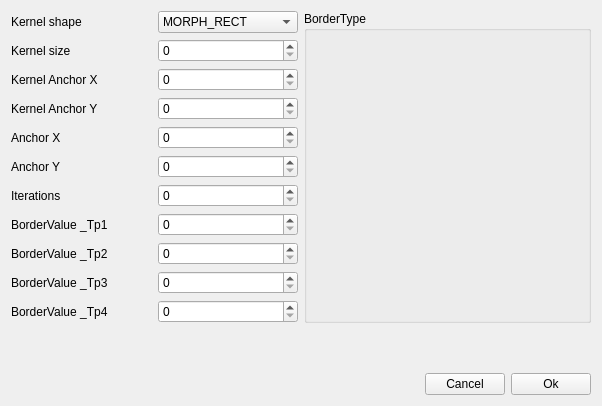
First picture: the form in UI/morphologypanel.ui, repository lzsz/VisualCV, before the edit.
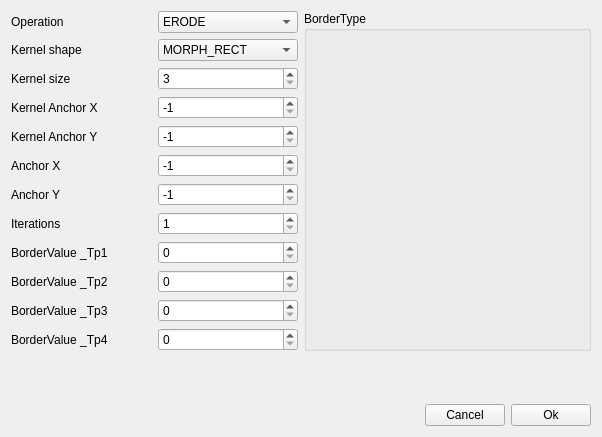
Second picture: the form after the edit.

Commit message: Add Morphology class.(morphology command) Connect morphology command/panel/menu.

```diff
--- a/UI/morphologypanel.ui
+++ b/UI/morphologypanel.ui
@@ -7,7 +7,7 @@
     <x>0</x>
     <y>0</y>
     <width>602</width>
-    <height>406</height>
+    <height>437</height>
    </rect>
   </property>
   <property name="windowTitle">
@@ -18,48 +18,116 @@
     <layout class="QHBoxLayout" name="horizontalLayout">
      <item>
       <layout class="QGridLayout" name="gridLayout">
-       <item row="0" column="0">
+       <item row="1" column="0">
         <widget class="QLabel" name="label">
          <property name="text">
           <string>Kernel shape</string>
          </property>
         </widget>
        </item>
-       <item row="2" column="1">
-        <widget class="QSpinBox" name="sp_kernelanchorx"/>
+       <item row="4" column="1">
+        <widget class="QSpinBox" name="sp_kernelanchory">
+         <property name="minimum">
+          <number>-1</number>
+         </property>
+         <property name="value">
+          <number>-1</number>
+         </property>
+        </widget>
        </item>
-       <item row="2" column="0">
+       <item row="6" column="0">
+        <widget class="QLabel" name="label_6">
+         <property name="text">
+          <string>Anchor Y</string>
+         </property>
+        </widget>
+       </item>
+       <item row="8" column="1">
+        <widget class="QSpinBox" name="sp_tp1"/>
+       </item>
+       <item row="9" column="0">
+        <widget class="QLabel" name="label_9">
+         <property name="text">
+          <string>BorderValue _Tp2</string>
+         </property>
+        </widget>
+       </item>
+       <item row="7" column="1">
+        <widget class="QSpinBox" name="sp_iterations">
+         <property name="minimum">
+          <number>1</number>
+         </property>
+        </widget>
+       </item>
+       <item row="7" column="0">
+        <widget class="QLabel" name="label_7">
+         <property name="text">
+          <string>Iterations</string>
+         </property>
+        </widget>
+       </item>
+       <item row="8" column="0">
+        <widget class="QLabel" name="label_8">
+         <property name="text">
+          <string>BorderValue _Tp1</string>
+         </property>
+        </widget>
+       </item>
+       <item row="10" column="1">
+        <widget class="QSpinBox" name="sp_tp3"/>
+       </item>
+       <item row="6" column="1">
+        <widget class="QSpinBox" name="sp_anchory">
+         <property name="minimum">
+          <number>-1</number>
+         </property>
+         <property name="value">
+          <number>-1</number>
+         </property>
+        </widget>
+       </item>
+       <item row="3" column="1">
+        <widget class="QSpinBox" name="sp_kernelanchorx">
+         <property name="minimum">
+          <number>-1</number>
+         </property>
+         <property name="value">
+          <number>-1</number>
+         </property>
+        </widget>
+       </item>
+       <item row="3" column="0">
         <widget class="QLabel" name="label_3">
          <property name="text">
           <string>Kernel Anchor X</string>
          </property>
         </widget>
        </item>
-       <item row="1" column="0">
+       <item row="2" column="0">
         <widget class="QLabel" name="label_2">
          <property name="text">
           <string>Kernel size</string>
          </property>
         </widget>
        </item>
-       <item row="3" column="0">
+       <item row="4" column="0">
         <widget class="QLabel" name="label_4">
          <property name="text">
           <string>Kernel Anchor Y</string>
          </property>
         </widget>
        </item>
-       <item row="4" column="0">
+       <item row="5" column="0">
         <widget class="QLabel" name="label_5">
          <property name="text">
           <string>Anchor X</string>
          </property>
         </widget>
        </item>
-       <item row="8" column="1">
+       <item row="9" column="1">
         <widget class="QSpinBox" name="sp_tp2"/>
        </item>
-       <item row="0" column="1">
+       <item row="1" column="1">
         <widget class="QComboBox" name="cb_morphshape">
          <item>
           <property name="text">
@@ -78,72 +146,94 @@
          </item>
         </widget>
        </item>
-       <item row="1" column="1">
-        <widget class="QSpinBox" name="sp_kernelsize"/>
-       </item>
-       <item row="3" column="1">
-        <widget class="QSpinBox" name="sp_kernelanchory"/>
-       </item>
-       <item row="5" column="0">
-        <widget class="QLabel" name="label_6">
-         <property name="text">
-          <string>Anchor Y</string>
+       <item row="2" column="1">
+        <widget class="QSpinBox" name="sp_kernelsize">
+         <property name="minimum">
+          <number>3</number>
          </property>
-        </widget>
-       </item>
-       <item row="7" column="1">
-        <widget class="QSpinBox" name="sp_tp1"/>
-       </item>
-       <item row="8" column="0">
-        <widget class="QLabel" name="label_9">
-         <property name="text">
-          <string>BorderValue _Tp2</string>
+         <property name="singleStep">
+          <number>2</number>
          </property>
         </widget>
        </item>
-       <item row="6" column="1">
-        <widget class="QSpinBox" name="sp_iterations"/>
-       </item>
-       <item row="6" column="0">
-        <widget class="QLabel" name="label_7">
-         <property name="text">
-          <string>Iterations</string>
-         </property>
-        </widget>
-       </item>
-       <item row="7" column="0">
-        <widget class="QLabel" name="label_8">
-         <property name="text">
-          <string>BorderValue _Tp1</string>
-         </property>
-        </widget>
-       </item>
-       <item row="9" column="1">
-        <widget class="QSpinBox" name="sp_tp3"/>
-       </item>
        <item row="5" column="1">
-        <widget class="QSpinBox" name="sp_anchory"/>
+        <widget class="QSpinBox" name="sp_anchorx">
+         <property name="minimum">
+          <number>-1</number>
+         </property>
+         <property name="value">
+          <number>-1</number>
+         </property>
+        </widget>
        </item>
-       <item row="4" column="1">
-        <widget class="QSpinBox" name="sp_anchorx"/>
-       </item>
-       <item row="9" column="0">
+       <item row="10" column="0">
         <widget class="QLabel" name="label_10">
          <property name="text">
           <string>BorderValue _Tp3</string>
          </property>
         </widget>
        </item>
-       <item row="10" column="0">
+       <item row="11" column="0">
         <widget class="QLabel" name="label_11">
          <property name="text">
           <string>BorderValue _Tp4</string>
          </property>
         </widget>
        </item>
-       <item row="10" column="1">
+       <item row="11" column="1">
         <widget class="QSpinBox" name="sp_tp4"/>
        </item>
+       <item row="0" column="0">
+        <widget class="QLabel" name="label_12">
+         <property name="text">
+          <string>Operation</string>
+         </property>
+        </widget>
+       </item>
+       <item row="0" column="1">
+        <widget class="QComboBox" name="cb_op">
+         <item>
+          <property name="text">
+           <string>ERODE</string>
+          </property>
+         </item>
+         <item>
+          <property name="text">
+           <string>DILATE</string>
+          </property>
+         </item>
+         <item>
+          <property name="text">
+           <string>OPEN</string>
+          </property>
+         </item>
+         <item>
+          <property name="text">
+           <string>CLOSE</string>
+          </property>
+         </item>
+         <item>
+          <property name="text">
+           <string>GRADIENT</string>
+          </property>
+         </item>
+         <item>
+          <property name="text">
+           <string>TOPHAT</string>
+          </property>
+         </item>
+         <item>
+          <property name="text">
+           <string>BLACKHAT</string>
+          </property>
+         </item>
+         <item>
+          <property name="text">
+           <string>HITMISS</string>
+          </property>
+         </item>
+        </widget>
+       </item>
       </layout>
      </item>
      <item>
```
The commit also changes 11 other files.
